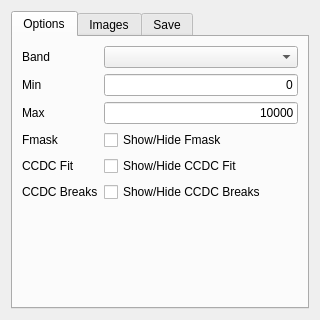
Before: the Qt Designer form ui/ui_ccdctools.ui in ceholden/TSTools, drawn with Qt 5.
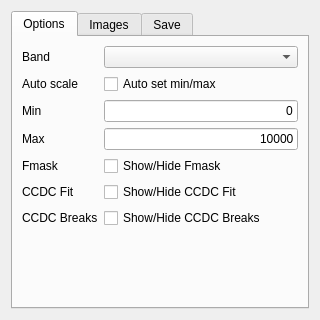
After: the same form once the commit is applied.

Commit message: Added automatic Y scaling option to control panel

The edit to the form file:
```diff
--- a/ui/ui_ccdctools.ui
+++ b/ui/ui_ccdctools.ui
@@ -133,6 +133,20 @@
            </property>
           </widget>
          </item>
+         <item row="1" column="0">
+          <widget class="QLabel" name="lab_scale">
+           <property name="text">
+            <string>Auto scale</string>
+           </property>
+          </widget>
+         </item>
+         <item row="1" column="1">
+          <widget class="QCheckBox" name="cbox_scale">
+           <property name="text">
+            <string>Auto set min/max</string>
+           </property>
+          </widget>
+         </item>
         </layout>
        </item>
       </layout>
```
The commit also changes 6 other files.
